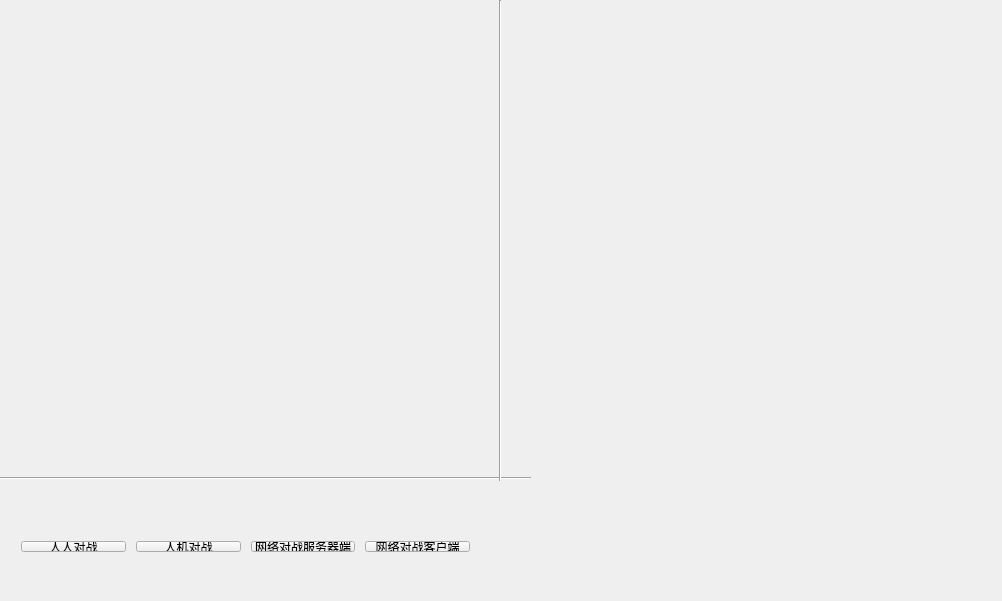
Qt form mainwidget.ui (iynaur/ChineseChess) before a commit.
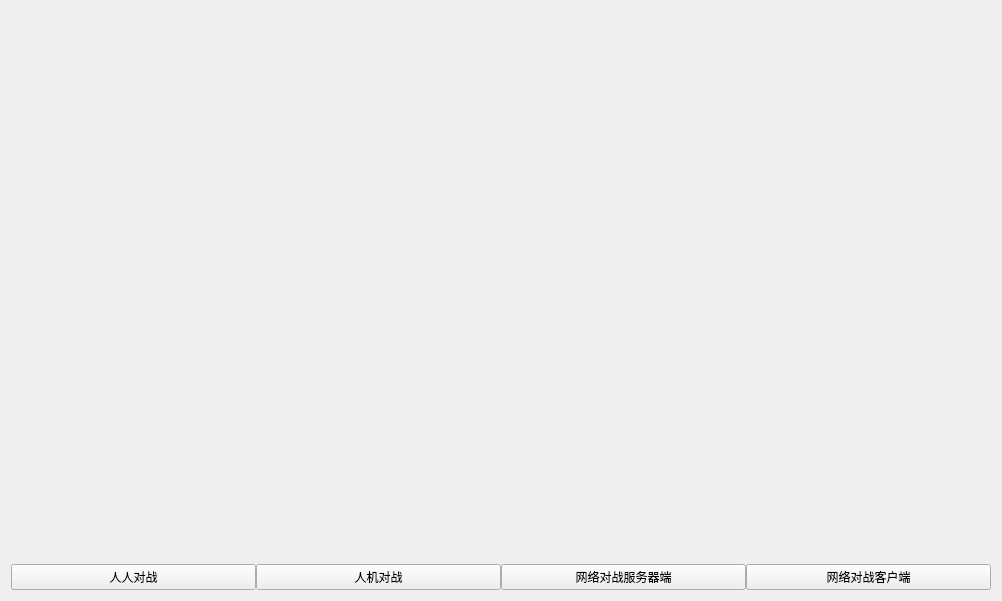
The same form after that commit. Icons and pictures are not drawn.

Patch:
```diff
--- a/mainwidget.ui
+++ b/mainwidget.ui
@@ -13,54 +13,14 @@
   <property name="windowTitle">
    <string>中国象棋</string>
   </property>
-  <widget class="QWidget" name="widget" native="true">
-   <property name="geometry">
-    <rect>
-     <x>0</x>
-     <y>0</y>
-     <width>501</width>
-     <height>451</height>
-    </rect>
-   </property>
-  </widget>
-  <widget class="Line" name="line">
-   <property name="geometry">
-    <rect>
-     <x>0</x>
-     <y>470</y>
-     <width>531</width>
-     <height>16</height>
-    </rect>
-   </property>
-   <property name="orientation">
-    <enum>Qt::Horizontal</enum>
-   </property>
-  </widget>
-  <widget class="Line" name="line_2">
-   <property name="geometry">
-    <rect>
-     <x>490</x>
-     <y>0</y>
-     <width>20</width>
-     <height>481</height>
-    </rect>
-   </property>
-   <property name="orientation">
-    <enum>Qt::Vertical</enum>
-   </property>
-  </widget>
-  <widget class="QWidget" name="layoutWidget">
-   <property name="geometry">
-    <rect>
-     <x>10</x>
-     <y>530</y>
-     <width>471</width>
-     <height>33</height>
-    </rect>
-   </property>
+  <layout class="QVBoxLayout" name="verticalLayout">
+   <item>
+    <widget class="QWidget" name="widget" native="true"/>
+   </item>
+   <item>
    <layout class="QHBoxLayout" name="horizontalLayout">
     <property name="spacing">
-     <number>10</number>
+      <number>0</number>
     </property>
     <item>
      <widget class="QPushButton" name="pushButton">
@@ -91,23 +51,8 @@
      </widget>
     </item>
    </layout>
-  </widget>
-  <widget class="QLabel" name="label">
-   <property name="geometry">
-    <rect>
-     <x>500</x>
-     <y>0</y>
-     <width>521</width>
-     <height>601</height>
-    </rect>
-   </property>
-   <property name="text">
-    <string/>
-   </property>
-   <property name="pixmap">
-    <pixmap resource="src.qrc">:/source/chess.png</pixmap>
-   </property>
-  </widget>
+   </item>
+  </layout>
   <zorder>layoutWidget</zorder>
   <zorder>widget</zorder>
   <zorder>line</zorder>
```
Left out of the diff: 7 changed lines with no effect on the pictures. Lines whose indentation alone changed are shown as unchanged.
